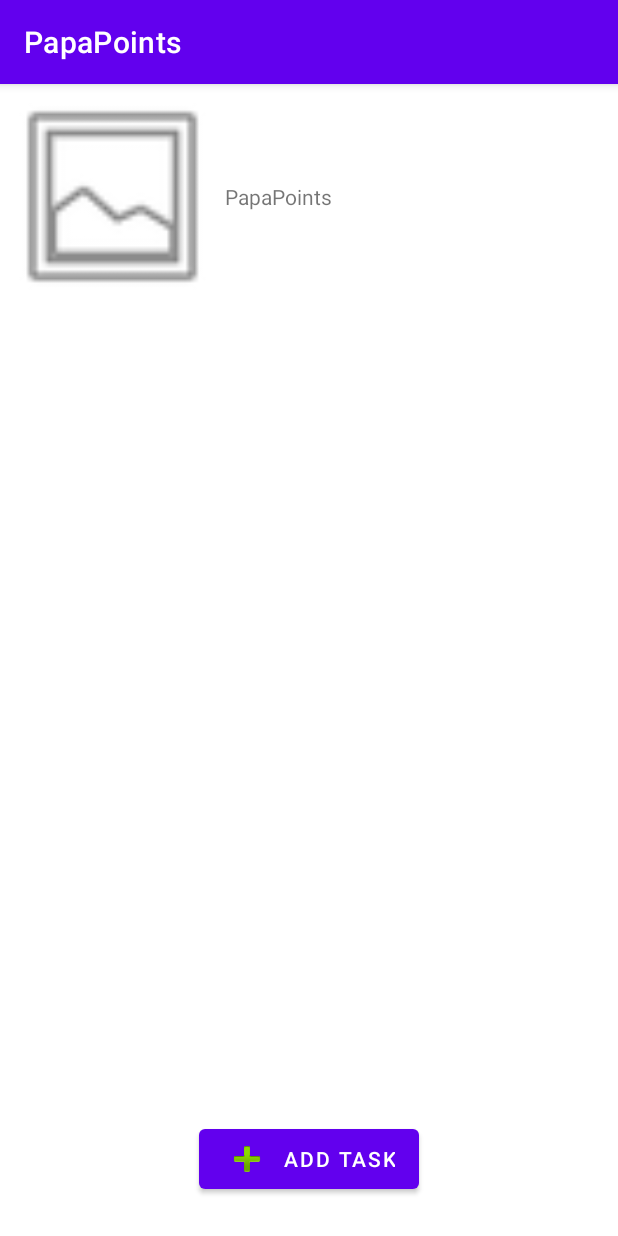
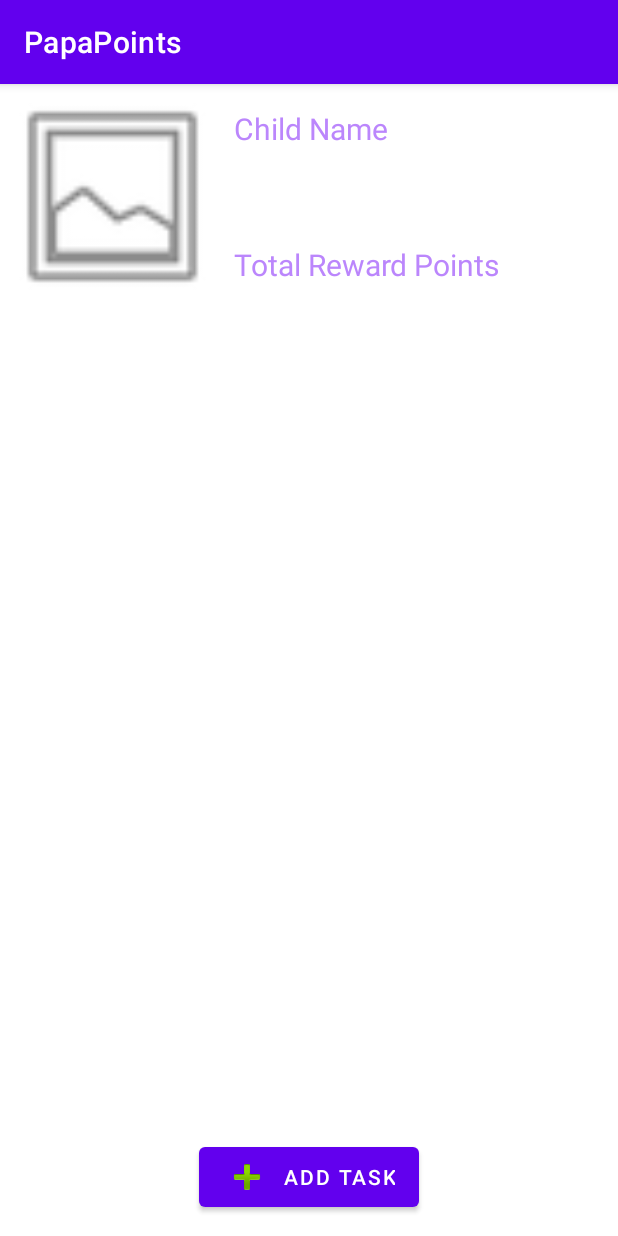
Before and after one commit to WAHM-1521/PapaPoints, an Android app: the PointsAndTaskActivity screen opened directly, with no data from a screen before it, on a phone screen of 412 x 824 dp. Run offline under Robolectric (Android 15) with nearby library versions, the phone set to English and light mode, and no system bars; our stand-ins replace Room's generated code; 4 statements that could not run were skipped.

Commit message:
Display child name and total points layout
Signed-off-by: Ridhima Gupta <justforridhi@gmail.com>

```diff
--- a/app/src/main/res/layout/points_and_task.xml
+++ b/app/src/main/res/layout/points_and_task.xml
@@ -2,6 +2,7 @@
 <androidx.constraintlayout.widget.ConstraintLayout
     xmlns:android="http://schemas.android.com/apk/res/android"
     xmlns:app="http://schemas.android.com/apk/res-auto"
+    xmlns:tools="http://schemas.android.com/tools"
     android:layout_width="match_parent"
     android:layout_height="match_parent">
 
@@ -21,25 +22,45 @@
             app:layout_constraintBottom_toBottomOf="parent" />
 
         <TextView
-            android:id="@+id/textView"
+            android:id="@+id/text_view_name"
             android:layout_width="wrap_content"
             android:layout_height="wrap_content"
-            android:text="@string/app_name"
-            app:layout_constraintStart_toEndOf="@id/imageView"
+            android:layout_marginStart="156dp"
+            android:text="Child Name"
+            android:textColor="@color/colorPrimary"
+            android:textSize="20sp"
+            app:layout_constraintBottom_toBottomOf="parent"
+            app:layout_constraintStart_toStartOf="parent"
             app:layout_constraintTop_toTopOf="parent"
-            app:layout_constraintBottom_toBottomOf="parent" />
+            app:layout_constraintVertical_bias="0.13" />
+
+        <TextView
+            android:id="@+id/text_view_total_points"
+            android:layout_width="wrap_content"
+            android:layout_height="wrap_content"
+            android:layout_marginStart="156dp"
+            android:text="Total Reward Points"
+            android:textSize="20sp"
+            android:textColor="@color/colorPrimary"
+            app:layout_constraintBottom_toBottomOf="parent"
+            app:layout_constraintStart_toStartOf="parent"
+            app:layout_constraintTop_toTopOf="parent"
+            app:layout_constraintVertical_bias="0.869" />
 
     </androidx.constraintlayout.widget.ConstraintLayout>
+
 
     <ListView
         android:id="@+id/listView"
         android:layout_width="match_parent"
         android:layout_height="0dp"
+        app:layout_constraintBottom_toBottomOf="parent"
+        app:layout_constraintDimensionRatio="1:1"
+        app:layout_constraintEnd_toEndOf="parent"
+        app:layout_constraintHorizontal_bias="1.0"
+        app:layout_constraintStart_toStartOf="parent"
         app:layout_constraintTop_toBottomOf="@id/topLayout"
-        app:layout_constraintStart_toStartOf="parent"
-        app:layout_constraintEnd_toEndOf="parent"
-        app:layout_constraintBottom_toBottomOf="parent"
-        app:layout_constraintDimensionRatio="1:1" />
+        app:layout_constraintVertical_bias="0.619" />
 
     <Button
         android:id="@+id/addTaskButton"
```
